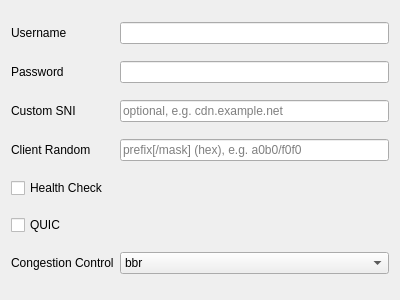
Before: the Qt Designer form include/ui/profile/edit_trusttunnel.ui in throneproj/Throne, drawn with Qt 5.
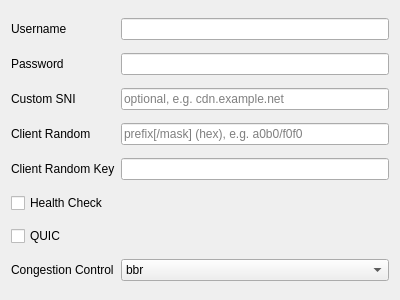
After: the same form once the commit is applied.

Commit message: add trusttunnel client random auth key

Patch:
```diff
--- a/include/ui/profile/edit_trusttunnel.ui
+++ b/include/ui/profile/edit_trusttunnel.ui
@@ -65,6 +65,23 @@
     </widget>
    </item>
    <item row="4" column="0">
+    <widget class="QLabel" name="label_6">
+     <property name="text">
+      <string>Client Random Key</string>
+     </property>
+     <property name="buddy">
+      <cstring>client_random_auth_key</cstring>
+     </property>
+    </widget>
+   </item>
+   <item row="4" column="1">
+    <widget class="QLineEdit" name="client_random_auth_key">
+     <property name="toolTip">
+      <string>Hex key of the server's client_random_auth_key rule; use instead of Client Random</string>
+     </property>
+    </widget>
+   </item>
+   <item row="5" column="0">
     <widget class="QCheckBox" name="health_check">
      <property name="text">
       <string>Health Check</string>
@@ -87,7 +104,7 @@
      </property>
     </widget>
    </item>
-   <item row="6" column="1">
+   <item row="7" column="1">
     <widget class="QComboBox" name="congestion_control">
      <item>
       <property name="text">
@@ -121,7 +138,7 @@
      </item>
     </widget>
    </item>
-   <item row="6" column="0">
+   <item row="7" column="0">
     <widget class="QLabel" name="label_3">
      <property name="text">
       <string>Congestion Control</string>
@@ -131,7 +148,7 @@
      </property>
     </widget>
    </item>
-   <item row="5" column="0">
+   <item row="6" column="0">
     <widget class="QCheckBox" name="quic">
      <property name="text">
       <string>QUIC</string>
```
Left out of the diff: 1 changed line with no effect on the pictures. The commit also changes 6 other files.
